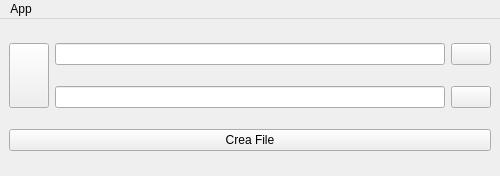
Before: the Qt Designer form layout/mainView.ui in LcBert/Gestione-Inventario, drawn with Qt 5.
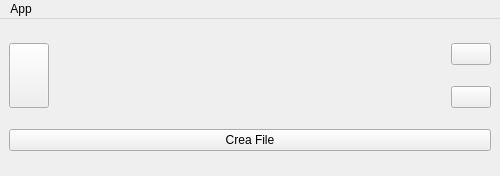
After: the same form once the commit is applied. Icons and pictures are not drawn.

Commit message: Changed lineEdit with labels and add tooltip to label to show full file path

```diff
--- a/layout/mainView.ui
+++ b/layout/mainView.ui
@@ -28,13 +28,19 @@
     <item row="0" column="1">
      <layout class="QHBoxLayout" name="horizontalLayout">
       <item>
-       <widget class="QLineEdit" name="file1_lineEdit">
+       <widget class="QLabel" name="file1_label">
         <property name="sizePolicy">
-         <sizepolicy hsizetype="Expanding" vsizetype="Minimum">
+         <sizepolicy hsizetype="Expanding" vsizetype="Preferred">
           <horstretch>0</horstretch>
           <verstretch>0</verstretch>
          </sizepolicy>
         </property>
+        <property name="toolTipDuration">
+         <number>-1</number>
+        </property>
+        <property name="text">
+         <string/>
+        </property>
        </widget>
       </item>
       <item>
@@ -85,13 +91,19 @@
     <item row="1" column="1">
      <layout class="QHBoxLayout" name="horizontalLayout_2">
       <item>
-       <widget class="QLineEdit" name="file2_lineEdit">
+       <widget class="QLabel" name="file2_label">
         <property name="sizePolicy">
-         <sizepolicy hsizetype="Expanding" vsizetype="Minimum">
+         <sizepolicy hsizetype="Expanding" vsizetype="Preferred">
           <horstretch>0</horstretch>
           <verstretch>0</verstretch>
          </sizepolicy>
         </property>
+        <property name="toolTipDuration">
+         <number>-1</number>
+        </property>
+        <property name="text">
+         <string/>
+        </property>
        </widget>
       </item>
       <item>
```
The commit also changes 2 other files.
